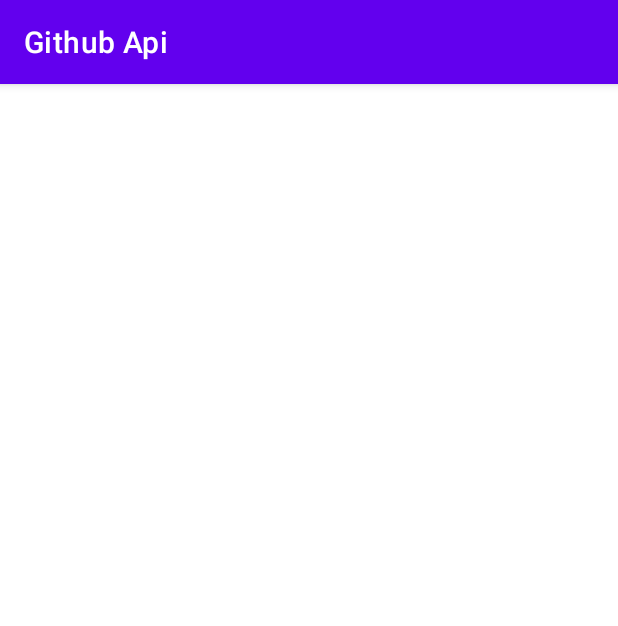
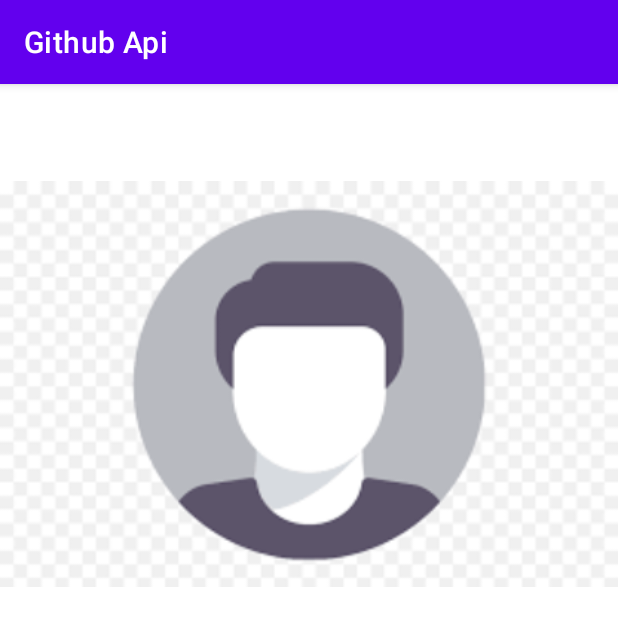
Before and after one commit to JAPHETHNYARANGA/NyarangaApp-Version4, an Android app: the ProfileActivity screen opened directly, with no data from a screen before it, on a phone screen of 412 x 824 dp. Shown: the top 626 px of the screen. Run offline under Robolectric (Android 15) with nearby library versions, the phone set to English and light mode, and no system bars; our stand-ins replace Firebase (no records; nobody signed in at launch, a user with empty details on screens opened directly).

Commit message:
Created image view in the profile xml

```diff
--- a/app/src/main/res/layout/activity_profile.xml
+++ b/app/src/main/res/layout/activity_profile.xml
@@ -6,4 +6,9 @@
     android:layout_height="match_parent"
     tools:context=".controller.ui.ProfileActivity">
 
+    <ImageView
+        android:id="@+id/myimage"
+        android:layout_width="match_parent"
+        android:layout_height="400dp"
+        android:src="@drawable/avatar" />
 </RelativeLayout>
```
